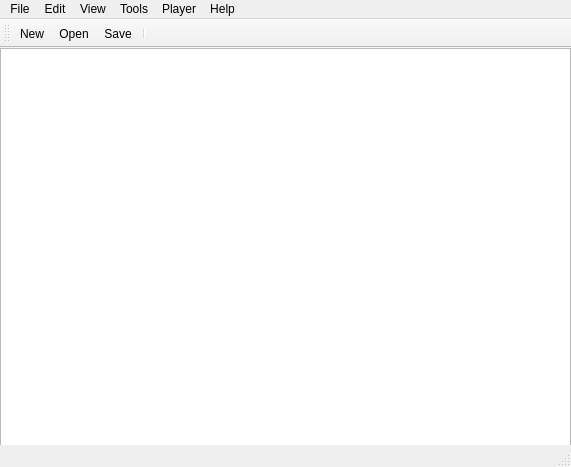
Old version of the form MapEditor/mainwindow.ui in the repository projectdelphai/ECS160_MapEditor.
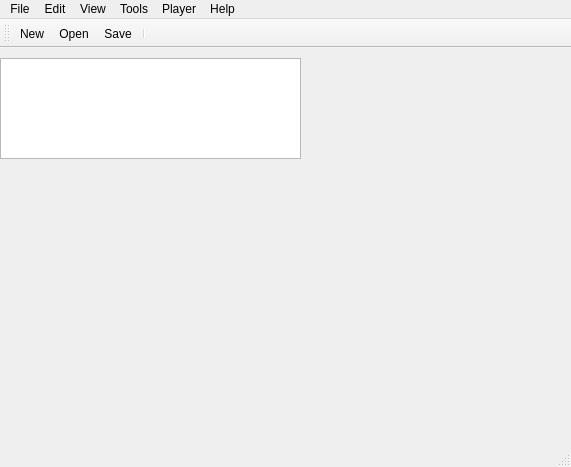
New version of the form. Icons and pictures are not drawn.

```diff
--- a/MapEditor/mainwindow.ui
+++ b/MapEditor/mainwindow.ui
@@ -22,9 +22,9 @@
     <property name="geometry">
      <rect>
       <x>0</x>
-      <y>0</y>
-      <width>571</width>
-      <height>421</height>
+      <y>10</y>
+      <width>301</width>
+      <height>101</height>
      </rect>
     </property>
     <property name="sizePolicy">
```
Left out of the diff: 18 changed lines with no effect on the pictures.
